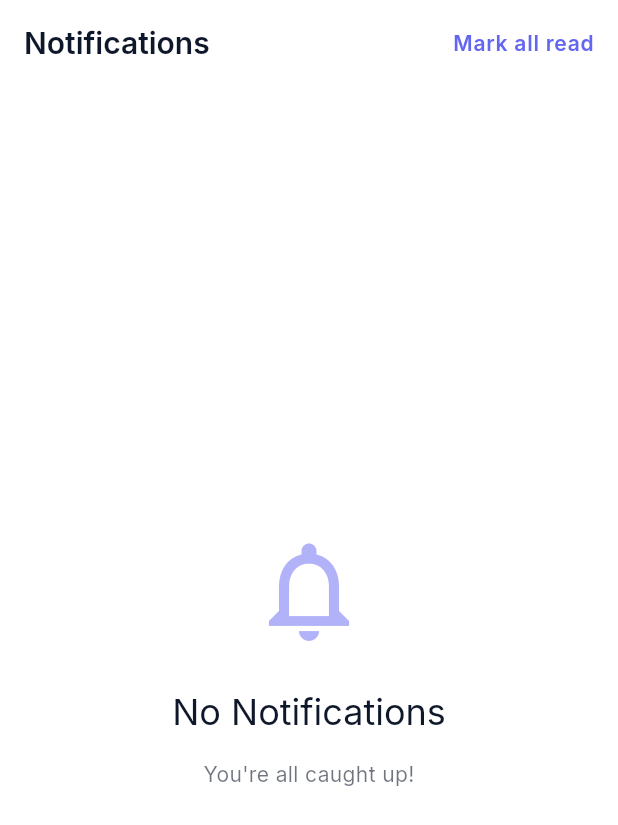
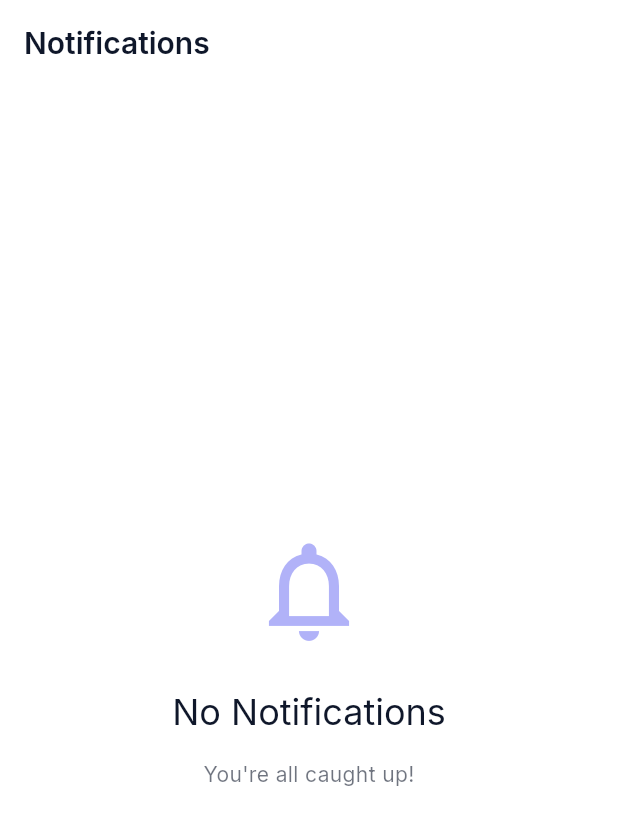
Before and after one commit to arkaraung829/LifeAndGym, a Flutter app: the NotificationsScreen screen opened by its route, on a phone screen of 412 x 824 dp. Shown: the top 825 px of the screen. Run offline on Flutter 3.47's test engine with Material 3 defaults, Android fonts, the phone set to English and light mode, and no system bars; our stand-ins replace connectivity_plus, equatable, fl_chart, flutter_local_notifications, geolocator, go_router and 6 more; missing offline and left inert: app_settings, map_launcher; accounts and stored records are empty.

Commit message:
Remove non-functional Mark All Read button from Notifications screen
The button had a TODO comment and did nothing. Removed it since the
notifications feature shows empty state only. When notifications are
fully implemented with backend support, the action can be re-added.

https://claude.ai/code/session_015KGZSMuxRZaNChnFDKJNu2

```diff
--- a/lib/features/notifications/screens/notifications_screen.dart
+++ b/lib/features/notifications/screens/notifications_screen.dart
@@ -11,17 +11,13 @@ class NotificationsScreen extends StatelessWidget {
   Widget build(BuildContext context) {
     final l10n = context.l10n;
 
+    // Since there's no notification data yet, we show the empty state
+    // When notifications are implemented, this will display the list
+    // and the "Mark all read" action will be shown in the app bar
+
     return Scaffold(
       appBar: AppBar(
         title: Text(l10n.notifications),
-        actions: [
-          TextButton(
-            onPressed: () {
-              // TODO: Mark all as read
-            },
-            child: const Text('Mark all read'),
-          ),
-        ],
       ),
       body: Center(
         child: Padding(
```
